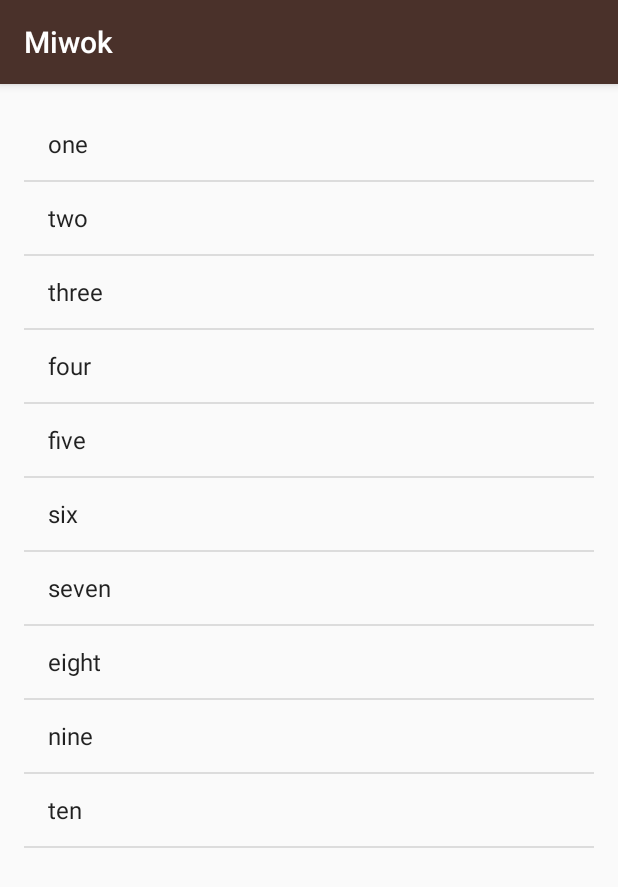
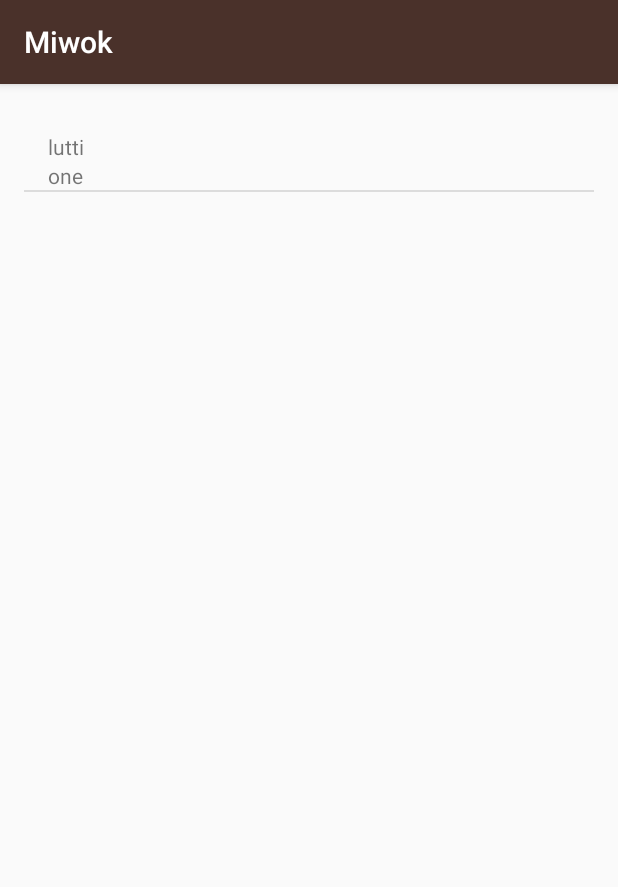
Before and after one commit to oaris/Miwok-App, an Android app: the NumbersActivity screen opened directly, with no data from a screen before it, on a phone screen of 412 x 824 dp. Shown: the top 887 px of the screen. Run offline under Robolectric (Android 15) with nearby library versions, the phone set to English and light mode, and no system bars.

Commit message:
Adds custom adapter class to handle multiple words per entry in list view

```diff
--- a/app/src/main/java/com/example/android/miwok/NumbersActivity.java
+++ b/app/src/main/java/com/example/android/miwok/NumbersActivity.java
@@ -14,24 +14,26 @@ public class NumbersActivity extends AppCompatActivity {
         super.onCreate(savedInstanceState);
         setContentView(R.layout.activity_numbers);
 
-        ArrayList<String> words = new ArrayList<>();
+        ArrayList<Word> words = new ArrayList<Word>();
 
-        words.add("one");
-        words.add("two");
-        words.add("three");
-        words.add("four");
-        words.add("five");
-        words.add("six");
-        words.add("seven");
-        words.add("eight");
-        words.add("nine");
-        words.add("ten");
+        words.add(new Word("one", "lutti"));
 
-        ArrayAdapter<String> itemsAdapter = new ArrayAdapter<String>
-                (this, android.R.layout.simple_list_item_1, words);
+
+//        words.add("two");
+//        words.add("three");
+//        words.add("four");
+//        words.add("five");
+//        words.add("six");
+//        words.add("seven");
+//        words.add("eight");
+//        words.add("nine");
+//        words.add("ten");
+
+        WordAdapter wordAdapter =
+                new WordAdapter(this, 0, words);
 
         ListView listView = (ListView)findViewById(R.id.list);
-        listView.setAdapter(itemsAdapter);
+        listView.setAdapter(wordAdapter);
 
     }
 }
--- /dev/null
+++ b/app/src/main/java/com/example/android/miwok/WordAdapter.java
@@ -0,0 +1,49 @@
+package com.example.android.miwok;
+
+import android.app.Activity;
+import android.content.Context;
+import android.support.annotation.NonNull;
+import android.support.annotation.Nullable;
+import android.view.LayoutInflater;
+import android.view.View;
+import android.view.ViewGroup;
+import android.widget.ArrayAdapter;
+import android.widget.TextView;
+
+import java.util.ArrayList;
+import java.util.List;
+
+/**
+ * Created by brand on 11/12/2017.
+ */
+
+public class WordAdapter extends ArrayAdapter<Word> {
+
+    public WordAdapter(@NonNull Context context, int resource, @NonNull List<Word> objects) {
+        super(context, 0, objects);
+    }
+
+    @NonNull
+    @Override
+    public View getView(int position, @Nullable View convertView, @NonNull ViewGroup parent) {
+        View listItemView = convertView;
+        if (listItemView == null){
+            listItemView = LayoutInflater.from(getContext()).inflate(R.layout.list_item,parent,false);
+        }
+
+        //Get the word object located at this position in the list
+        Word currentWordInList = getItem(position);
+
+        // Find the TextView in the list_item.xml layout with the ID numbers
+        TextView miworkWordTextView = (TextView) listItemView.findViewById(R.id.miwok_text_view);
+        TextView defaultWordTextView = (TextView) listItemView.findViewById(R.id.default_text_view);
+
+        // set this text on the miwok TextView
+        miworkWordTextView.setText(currentWordInList.getMiwokTranslation());
+        // set this text on the default TextView
+        defaultWordTextView.setText(currentWordInList.getDefaultTranslation());
+
+
+        return listItemView;
+    }
+}
```
